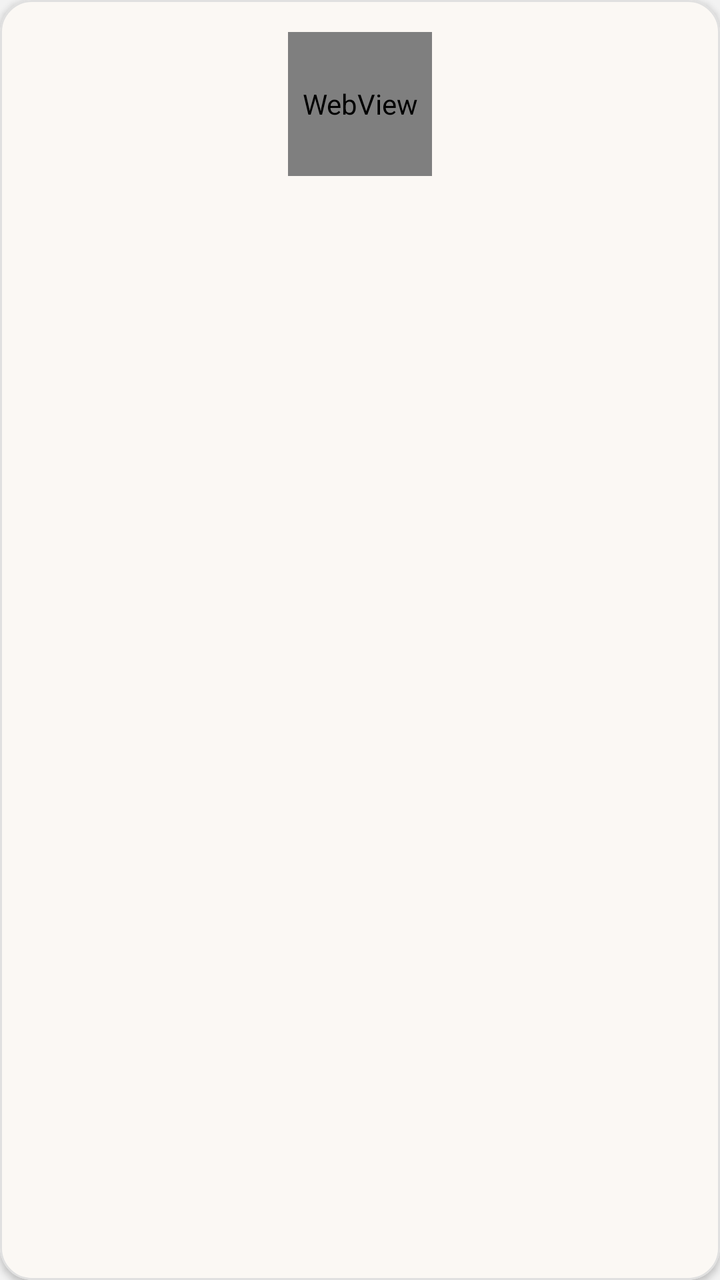
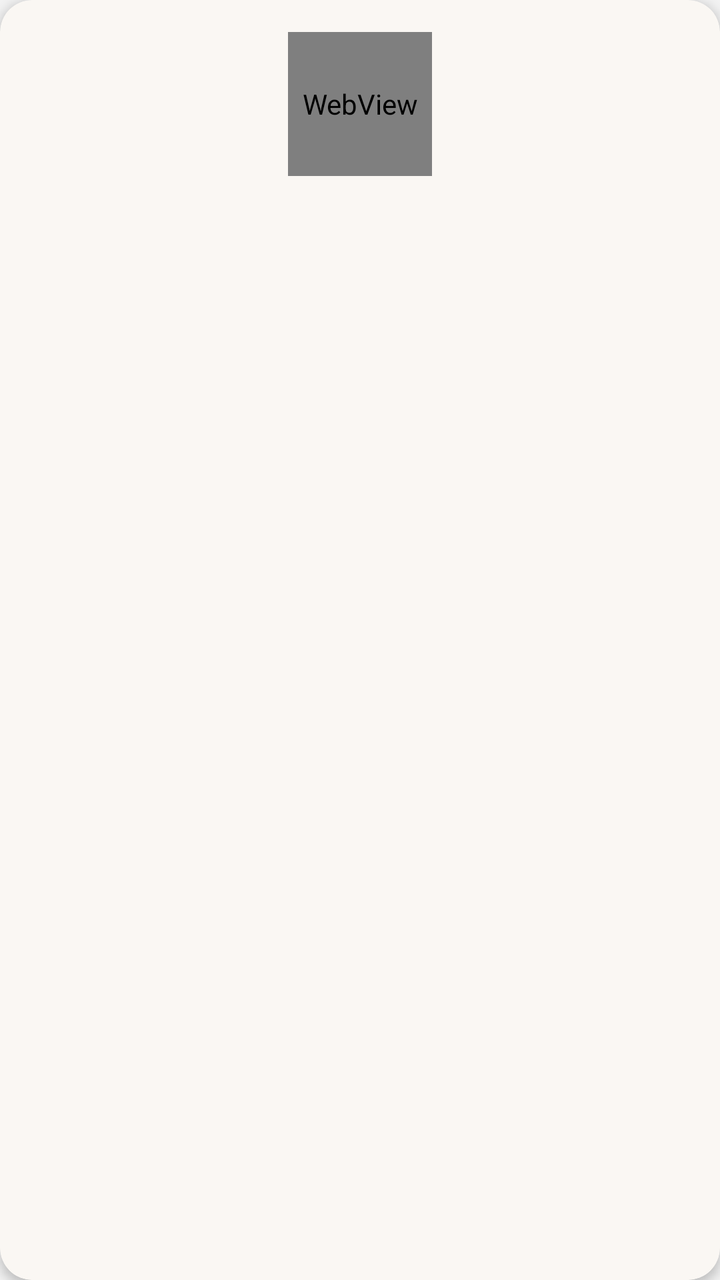

Two renders of the same Android screen: before a commit and after it. Below are the layout's source before the change and the commit's diff.
<!-- AndroidManifest.xml: application theme Theme.MyApplication -->
<!-- res/layout/item_subcategory_grid.xml -->
<?xml version="1.0" encoding="utf-8"?>
<com.google.android.material.card.MaterialCardView
    xmlns:android="http://schemas.android.com/apk/res/android"
    xmlns:app="http://schemas.android.com/apk/res-auto"
    android:layout_width="match_parent"
    android:layout_height="wrap_content"
    android:layout_margin="5dp"
    android:clickable="true"
    android:focusable="true"
    android:focusableInTouchMode="false"
    app:cardCornerRadius="16dp"
    app:cardElevation="2dp"
    app:cardBackgroundColor="@color/white"
    app:strokeWidth="1dp"
    app:strokeColor="#E0E0E0">

    <FrameLayout
        android:layout_width="match_parent"
        android:layout_height="wrap_content">

        <LinearLayout
            android:layout_width="match_parent"
            android:layout_height="wrap_content"
            android:orientation="vertical"
            android:gravity="center_horizontal"
            android:paddingTop="16dp"
            android:paddingBottom="12dp"
            android:paddingHorizontal="8dp">

            
            <WebView
                android:id="@+id/ivSubIcon"
                android:layout_width="72dp"
                android:layout_height="72dp"
                android:background="@android:color/transparent"
                android:scrollbars="none" />

            <TextView
                android:id="@+id/tvSubName"
                android:layout_width="match_parent"
                android:layout_height="wrap_content"
                android:layout_marginTop="8dp"
                android:gravity="center"
                android:maxLines="2"
                android:ellipsize="end"
                android:textSize="12sp"
                android:textColor="@color/text_primary" />

        </LinearLayout>

        <View
            android:id="@+id/clickOverlay"
            android:layout_width="match_parent"
            android:layout_height="match_parent"
            android:background="?attr/selectableItemBackground"
            android:clickable="true"
            android:focusable="true" />

    </FrameLayout>
</com.google.android.material.card.MaterialCardView>
<!-- resources referenced by this layout -->
<resources>
  <color name="text_primary">#1A1A1A</color>
  <color name="white">#FFFFFFFF</color>
  <style name="Theme.MyApplication" parent="Base.Theme.MyApplication" />
  <style name="Base.Theme.MyApplication" parent="Theme.Material3.DayNight.NoActionBar">
          <item name="colorPrimary">@color/find_primary</item>
          <item name="colorOnPrimary">@color/white</item>
          <item name="colorSurface">@color/surface_primary</item>
          <item name="colorOnSurface">@color/text_primary</item>
          <item name="android:windowBackground">@color/bg_screen</item>
          <item name="android:colorBackground">@color/bg_screen</item>
          <item name="android:textColorPrimary">@color/text_primary</item>
          <item name="android:textColorSecondary">@color/text_secondary</item>
      </style>
  <color name="find_primary">#C8A96E</color>
  <color name="surface_primary">#FFFFFFFF</color>
  <color name="bg_screen">#F2F2F2</color>
  <color name="text_secondary">#888888</color>
</resources>

<!-- the commit's change to res/layout/item_subcategory_grid.xml (unified diff, before → after) -->
@@ -9,10 +9,9 @@
     android:focusable="true"
     android:focusableInTouchMode="false"
     app:cardCornerRadius="16dp"
-    app:cardElevation="2dp"
+    app:cardElevation="3dp"
     app:cardBackgroundColor="@color/white"
-    app:strokeWidth="1dp"
-    app:strokeColor="#E0E0E0">
+    app:strokeWidth="0dp">
 
     <FrameLayout
         android:layout_width="match_parent"
